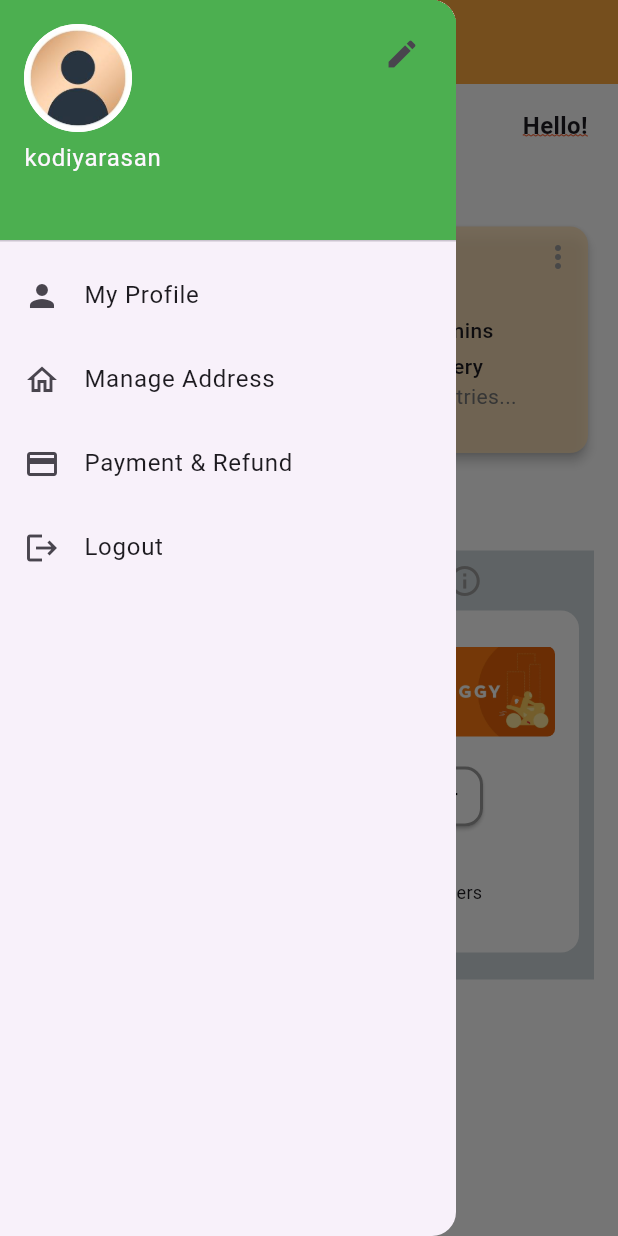
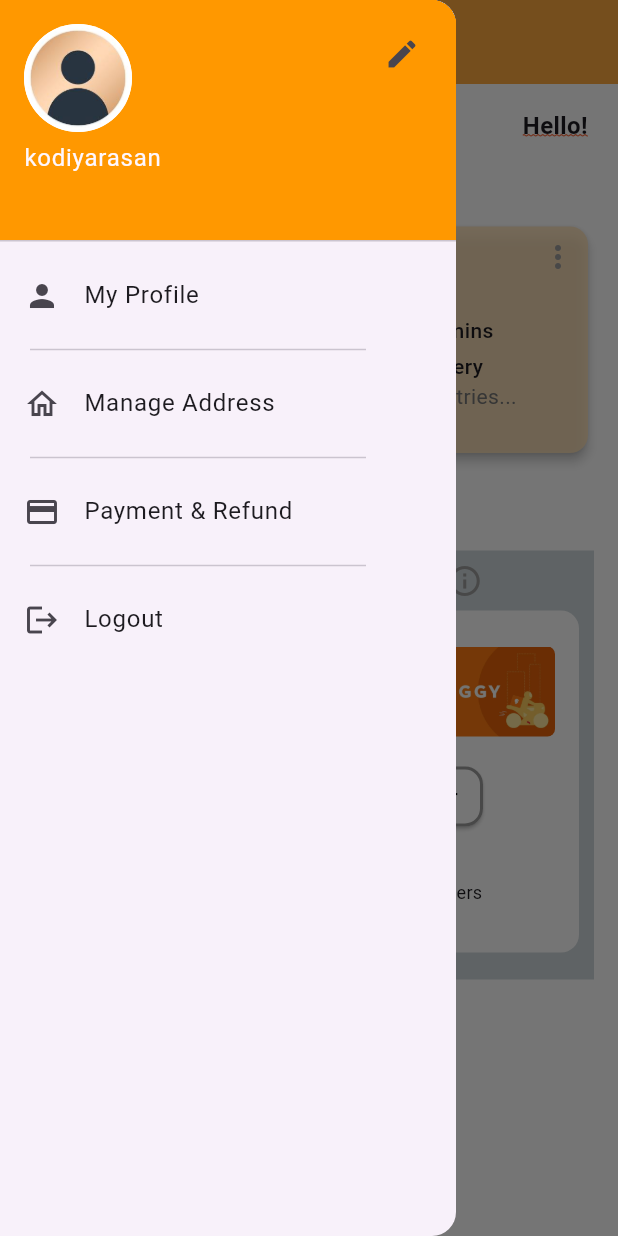
Before and after one commit to KodiyarasanJayaraman/alabtech, a Flutter app: the HomeScreen screen opened directly, with the side drawer open, on a phone screen of 412 x 824 dp. Run offline on Flutter 3.47's test engine with Material 3 defaults, Android fonts, the light colour scheme and no system bars; our stand-ins replace cloud_firestore, dotted_line, firebase_auth, firebase_core, fluttertoast, google_sign_in; accounts and stored records are empty.

Commit message:
some edit

```diff
--- a/lib/home_screen.dart
+++ b/lib/home_screen.dart
@@ -1,7 +1,7 @@
 import 'package:alabtech/Widgets/text_widget.dart';
 import 'package:firebase_auth/firebase_auth.dart';
-import 'package:flutter/cupertino.dart';
 import 'package:flutter/material.dart';
+import 'AuthScreen/auth_service.dart';
 import 'AuthScreen/login_screen.dart';
 
 class HomeScreen extends StatefulWidget {
@@ -28,7 +28,7 @@ class _HomeScreenState extends State<HomeScreen> {
         child: Column(
           children: [
             UserAccountsDrawerHeader(
-              decoration: const BoxDecoration(color: Colors.green),
+              decoration: BoxDecoration(color: Colors.orange.shade500),
               accountName: const Text('kodiyarasan'),
               accountEmail: Text("${FirebaseAuth.instance.currentUser!.email}"),
               currentAccountPicture: CircleAvatar(
@@ -42,12 +42,14 @@ class _HomeScreenState extends State<HomeScreen> {
               ),
               arrowColor: Colors.deepOrange,
               otherAccountsPictures: [
-                IconButton(onPressed: () {}, icon: Icon(Icons.edit))
+                IconButton(onPressed: () {}, icon: const Icon(Icons.edit))
               ],
             ), //DrawerHeader
             Column(
               children: List.generate(accountTile.length, (index) {
-                return ListTile(
+                return Column(
+                  children: [
+                    ListTile(
                         title: Text(accountTile[index]['label']),
                         leading: accountTile[index]['icon'],
                         onTap: (accountTile[index]['label'] == 'Logout')
@@ -59,8 +61,10 @@ class _HomeScreenState extends State<HomeScreen> {
                                         builder: (context, setState) {
                                           return Dialog(
                                             child: Container(
-                                          padding: const EdgeInsets.symmetric(
-                                              horizontal: 16, vertical: 10),
+                                              padding:
+                                                  const EdgeInsets.symmetric(
+                                                      horizontal: 16,
+                                                      vertical: 10),
                                               decoration: BoxDecoration(
                                                   color: Colors.white,
                                                   borderRadius:
@@ -88,7 +92,8 @@ class _HomeScreenState extends State<HomeScreen> {
                                                     children: [
                                                       TextButton(
                                                           onPressed: () {
-                                                        Navigator.pop(context);
+                                                            Navigator.pop(
+                                                                context);
                                                           },
                                                           style: TextButton.styleFrom(
                                                               padding:
@@ -96,14 +101,21 @@ class _HomeScreenState extends State<HomeScreen> {
                                                                       .symmetric(
                                                                       horizontal:
                                                                           10)),
-                                                      child: const TextWidget(
+                                                          child:
+                                                              const TextWidget(
                                                             text: 'No',
                                                             color: Colors.blue,
                                                           )),
                                                       TextButton(
-                                                      onPressed: () {
-                                                        FirebaseAuth.instance
+                                                          onPressed: () async {
+                                                            FirebaseAuth
+                                                                .instance
                                                                 .signOut();
+                                                            FirebaseAuth
+                                                                .instance
+                                                                .signOut();
+                                                            await AuthService()
+                                                                .googleSignOut();
                                                             Navigator
                                                                 .pushAndRemoveUntil(
                                                               context,
@@ -112,8 +124,12 @@ class _HomeScreenState extends State<HomeScreen> {
                                                                     (context) =>
                                                                         const LoginScreen(),
                                                               ),
-                                                                (route) =>
-                                                                    false);
+                                                              (route) => false,
+                                                            );
+                                                            // SharedPreferences prefs = await SharedPreferences.getInstance();
+                                                            // prefs.remove('login');
+                                                            // Navigator.pushReplacement(context,
+                                                            //     MaterialPageRoute(builder: (context) => const LoginPage()));
                                                           },
                                                           style: TextButton.styleFrom(
                                                               shape: RoundedRectangleBorder(
@@ -126,7 +142,8 @@ class _HomeScreenState extends State<HomeScreen> {
                                                                       .symmetric(
                                                                       horizontal:
                                                                           10)),
-                                                      child: const TextWidget(
+                                                          child:
+                                                              const TextWidget(
                                                             text: 'Yes',
                                                             color: Colors.blue,
                                                           )),
@@ -142,7 +159,14 @@ class _HomeScreenState extends State<HomeScreen> {
                               }
                             : () {
                                 Navigator.pop(context);
-                          });
+                              }),
+                    if (accountTile.length != index + 1)
+                      const Divider(
+                        indent: 20,
+                        endIndent: 60,
+                      )
+                  ],
+                );
               }),
             )
           ],
@@ -153,7 +177,7 @@ class _HomeScreenState extends State<HomeScreen> {
         backgroundColor: Colors.orangeAccent,
       ),
       body: SingleChildScrollView(
-        padding: EdgeInsets.all(16),
+        padding: const EdgeInsets.all(16),
         child: Column(
           crossAxisAlignment: CrossAxisAlignment.start,
           children: [
@@ -179,7 +203,7 @@ class _HomeScreenState extends State<HomeScreen> {
               fontWeight: FontWeight.bold,
             ),
             const SizedBox(height: 8),
-            ProductCard(),
+            const ProductCard(),
             const SizedBox(height: 24),
             const TextWidget(
               text: "Tips Section",
@@ -187,7 +211,7 @@ class _HomeScreenState extends State<HomeScreen> {
               fontWeight: FontWeight.bold,
             ),
             const SizedBox(height: 8),
-            TipsCard(),
+            const TipsCard(),
             const SizedBox(
               height: 15,
             ),
@@ -231,7 +255,7 @@ class _ProductCardState extends State<ProductCard> {
                     )),
                 child: Stack(
                   children: [
-                    Align(
+                    const Align(
                       alignment: Alignment.bottomLeft,
                       child: TextWidget(
                         padding: EdgeInsets.only(left: 3, bottom: 3),
@@ -259,7 +283,7 @@ class _ProductCardState extends State<ProductCard> {
                         gradient: LinearGradient(
                             begin: Alignment.topRight,
                             end: Alignment.bottomLeft,
-                            transform: GradientRotation(6),
+                            transform: const GradientRotation(6),
                             tileMode: TileMode.clamp,
                             colors: [
                               Colors.black,
@@ -475,7 +499,7 @@ class _TipsCardState extends State<TipsCard> {
   Widget build(BuildContext context) {
     return Container(
       color: Colors.blueGrey.shade100,
-      padding: EdgeInsets.symmetric(horizontal: 10, vertical: 8),
+      padding: const EdgeInsets.symmetric(horizontal: 10, vertical: 8),
       child: Column(
         children: [
           Row(
@@ -598,7 +622,7 @@ class _TipsCardState extends State<TipsCard> {
                     );
                   }),
                 ),
-                SizedBox(height: 16),
+                const SizedBox(height: 16),
                 Row(
                   children: [
                     Checkbox(
```
Also changed, not shown: lib/AuthScreen/auth_service.dart (+11 -0 lines), lib/AuthScreen/login_screen.dart (+38 -8 lines), lib/AuthScreen/signup_screen.dart (+19 -14 lines), lib/Widgets/text_field_widget.dart (+27 -19 lines). Lines whose indentation alone changed are shown as unchanged.
